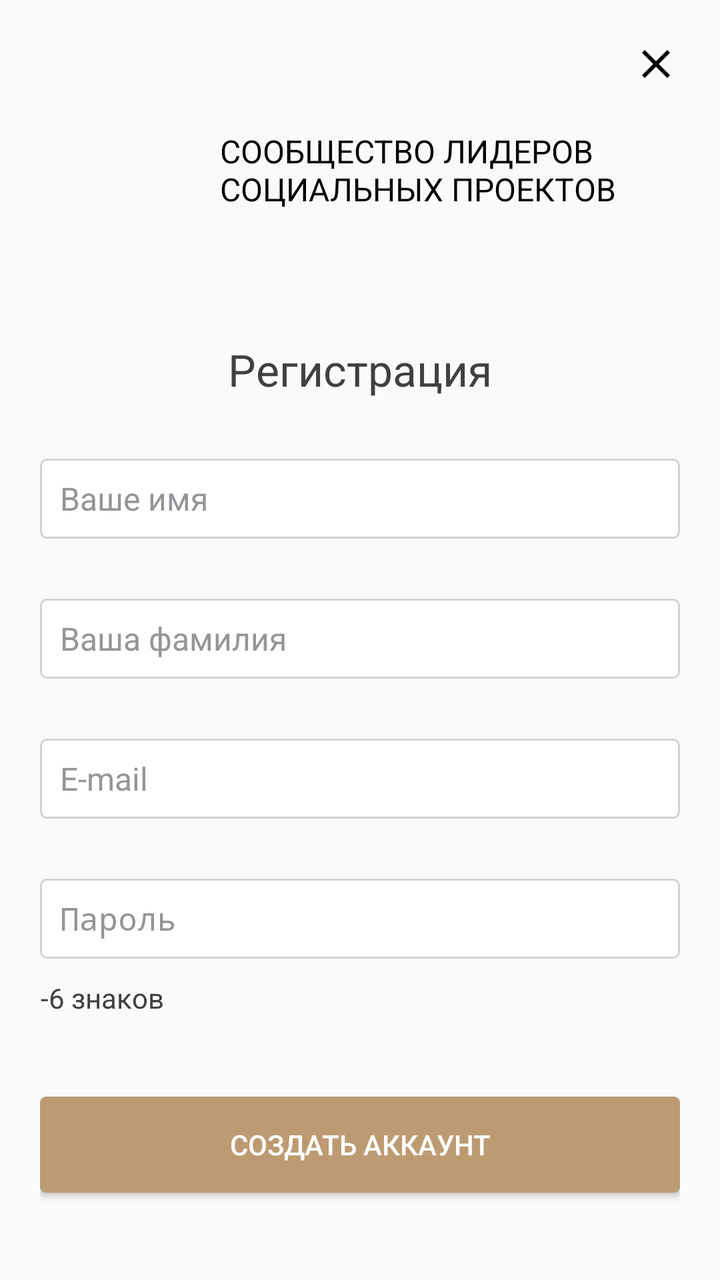
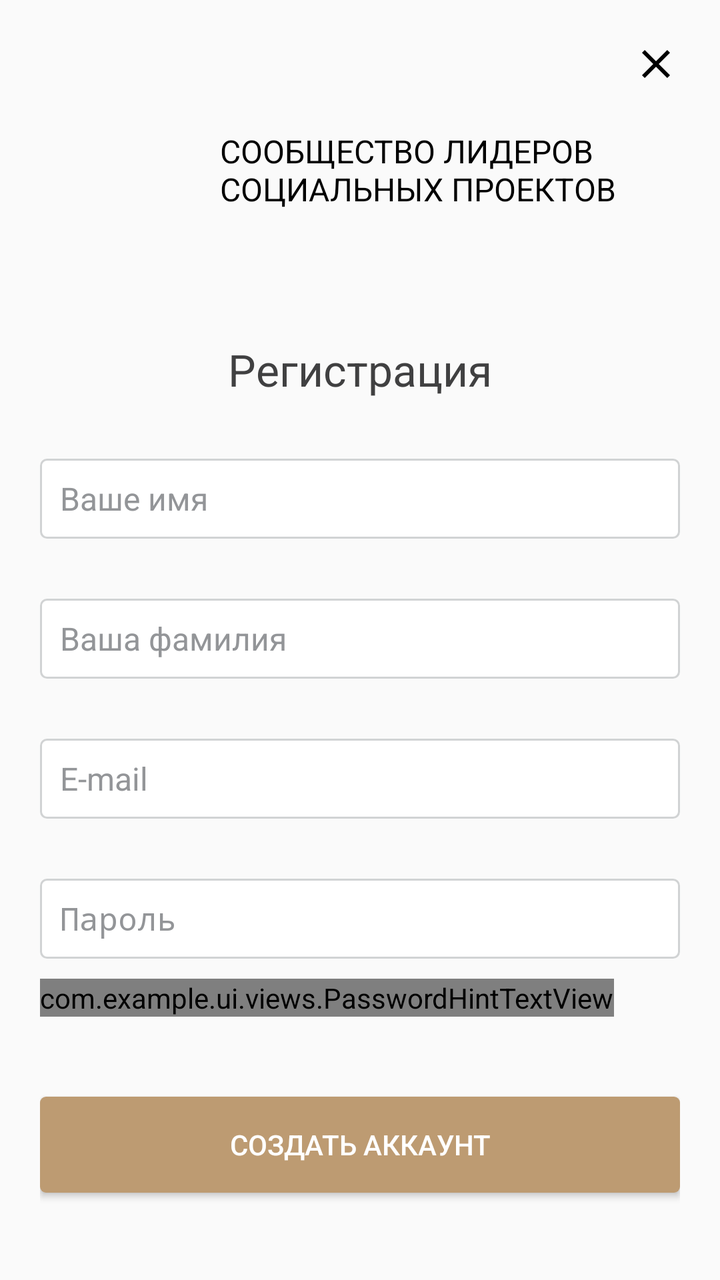

Screens rendered from an Android XML layout before and after an edit, with the pre-edit source and the edit as a unified diff.
<!-- AndroidManifest.xml: application theme AppTheme -->
<!-- res/layout/fragment_register.xml -->
<?xml version="1.0" encoding="utf-8"?>
<androidx.core.widget.NestedScrollView xmlns:android="http://schemas.android.com/apk/res/android"
    xmlns:tools="http://schemas.android.com/tools"
    android:layout_width="match_parent"
    android:layout_height="match_parent">

    <RelativeLayout
        android:layout_width="match_parent"
        android:layout_height="match_parent"
        android:background="@color/main_background"
        android:paddingStart="20dp"
        android:paddingEnd="20dp">

        <LinearLayout
            android:layout_width="match_parent"
            android:layout_height="wrap_content"
            android:orientation="vertical">

            <include layout="@layout/auth_logo" />

            <TextView
                style="@style/TextTitle"
                android:layout_width="wrap_content"
                android:layout_height="wrap_content"
                android:layout_gravity="center"
                android:layout_marginTop="60dp"
                android:text="@string/auth_register_btn" />

            <EditText
                android:id="@+id/etName"
                style="@style/Auth.EditText"
                android:layout_marginTop="30dp"
                android:hint="@string/auth_hint_name"
                android:importantForAutofill="no"
                android:inputType="textCapWords"
                tools:ignore="UnusedAttribute" />

            <EditText
                android:id="@+id/etLastName"
                style="@style/Auth.EditText"
                android:layout_marginTop="30dp"
                android:hint="@string/auth_hint_last_name"
                android:importantForAutofill="no"
                android:inputType="textCapWords"
                tools:ignore="UnusedAttribute" />

            <EditText
                android:id="@+id/etEmail"
                style="@style/Auth.EditText"
                android:layout_marginTop="30dp"
                android:hint="@string/email"
                android:importantForAutofill="no"
                android:inputType="textEmailAddress"
                tools:ignore="UnusedAttribute" />

            <EditText
                android:id="@+id/etPassword"
                style="@style/Auth.EditText"
                android:layout_marginTop="30dp"
                android:hint="@string/auth_hint_password"
                android:importantForAutofill="no"
                android:inputType="textPassword"
                tools:ignore="UnusedAttribute" />

            <TextView
                android:id="@+id/tvPasswordStrong1"
                fontPath="fonts/OpenSans-Light.ttf"
                android:layout_width="wrap_content"
                android:layout_height="wrap_content"
                android:layout_marginTop="10dp"
                android:gravity="end"
                android:text="@string/auth_hint_password_strong_1"
                tools:ignore="MissingPrefix" />




            <Button
                android:id="@+id/btnRegister"
                android:layout_width="match_parent"
                android:layout_height="wrap_content"
                android:layout_marginTop="40dp"
                android:layout_marginBottom="10dp"
                android:background="@drawable/background_btn_auth"
                android:text="@string/auth_create_account"
                android:textColor="@android:color/white" />

        </LinearLayout>

        <ImageView
            android:id="@+id/ivClose"
            android:layout_width="wrap_content"
            android:layout_height="wrap_content"
            android:layout_alignParentEnd="true"
            android:layout_marginTop="20dp"
            android:src="@drawable/ic_close_black_24dp" />

    </RelativeLayout>
</androidx.core.widget.NestedScrollView>
<!-- res/layout/auth_logo.xml (included above) -->
<?xml version="1.0" encoding="utf-8"?>
<LinearLayout xmlns:android="http://schemas.android.com/apk/res/android"
    android:layout_width="wrap_content"
    android:layout_height="wrap_content"
    android:layout_gravity="center"
    android:layout_marginTop="60dp"
    android:paddingStart="25dp"
    android:paddingEnd="25dp">

    <ImageView
        android:layout_width="50dp"
        android:layout_height="50dp"
        android:src="@mipmap/ic_launcher" />

    <TextView
        android:layout_width="wrap_content"
        android:layout_height="wrap_content"
        android:layout_gravity="center"
        fontPath="fonts/OpenSans-Light.ttf"
        android:layout_marginStart="15dp"
        android:text="@string/auth_title_login"
        android:textAllCaps="true"
        android:textColor="@android:color/black"
        android:textSize="16sp" />
</LinearLayout>
<!-- resources referenced by this layout -->
<resources>
  <color name="main_background">#fafafa</color>
  <!-- drawable background_btn_auth (drawable) -->
  <?xml version="1.0" encoding="utf-8"?>
  <shape xmlns:android="http://schemas.android.com/apk/res/android">
      <corners android:radius="3dp" />
      <solid android:color="@color/auth_email_color" />
  </shape>
  <!-- drawable ic_close_black_24dp (drawable) -->
  <vector xmlns:android="http://schemas.android.com/apk/res/android"
          android:width="24dp"
          android:height="24dp"
          android:viewportWidth="24.0"
          android:viewportHeight="24.0">
      <path
          android:fillColor="#FF000000"
          android:pathData="M19,6.41L17.59,5 12,10.59 6.41,5 5,6.41 10.59,12 5,17.59 6.41,19 12,13.41 17.59,19 19,17.59 13.41,12z"/>
  </vector>
  <string name="auth_create_account">Создать аккаунт</string>
  <string name="auth_hint_last_name">Ваша фамилия</string>
  <string name="auth_hint_name">Ваше имя</string>
  <string name="auth_hint_password">Пароль</string>
  <string name="auth_hint_password_strong_1">-6 знаков</string>
  <string name="auth_register_btn">Регистрация</string>
  <string name="auth_title_login">Сообщество лидеров социальных проектов</string>
  <string name="email">E-mail</string>
  <style name="Auth.EditText" parent="Base.V7.Widget.AppCompat.EditText">
          <item name="android:paddingStart">10dp</item>
          <item name="android:paddingEnd">10dp</item>
          <item name="android:background">@drawable/background_edittext_login</item>
          <item name="android:layout_height">wrap_content</item>
          <item name="android:minHeight">40dp</item>
          <item name="android:textSize">16sp</item>
          <item name="android:textColorHint">@color/hint_gray</item>
          <item name="android:layout_width">match_parent</item>
          <item name="android:textCursorDrawable">@null</item>
      </style>
  <style name="TextTitle">
          <item name="android:textColor">@color/text_title</item>
          <item name="android:textSize">22sp</item>
      </style>
  <color name="auth_email_color">#bd9b72</color>
  <!-- drawable background_edittext_login (drawable) -->
  <?xml version="1.0" encoding="utf-8"?>
  <shape xmlns:android="http://schemas.android.com/apk/res/android">
      <stroke
          android:width="1dp"
          android:color="@color/disabled_color" />
      <corners android:radius="3dp" />
      <solid android:color="@android:color/white" />
  </shape>
  <color name="hint_gray">#939598</color>
  <color name="text_title">#404041</color>
  <color name="colorPrimary">#FAFAFA</color>
  <color name="colorPrimaryDark">#949494</color>
  <color name="colorAccent">#C49A6C</color>
  <!-- drawable divider (drawable) -->
  <?xml version="1.0" encoding="utf-8"?>
  <shape xmlns:android="http://schemas.android.com/apk/res/android"
      android:shape="rectangle">
  
      <size
          android:width="1dp"
          android:height="1dp" />
  
      <solid android:color="@color/colorDivider" />
  
  </shape>
  <color name="disabled_color">#d1d3d4</color>
  <color name="colorDivider">#EEEEEE</color>
  <!-- unchanged entries left out for length: 2 -->
</resources>

<!-- the commit's change to res/layout/fragment_register.xml (unified diff, before → after) -->
@@ -62,18 +62,16 @@
                 android:inputType="textPassword"
                 tools:ignore="UnusedAttribute" />
 
-            <TextView
-                android:id="@+id/tvPasswordStrong1"
+            <com.example.ui.views.PasswordHintTextView
+                android:id="@+id/tvPasswordHintLength"
                 fontPath="fonts/OpenSans-Light.ttf"
                 android:layout_width="wrap_content"
                 android:layout_height="wrap_content"
                 android:layout_marginTop="10dp"
                 android:gravity="end"
                 android:text="@string/auth_hint_password_strong_1"
+                android:textColor="@color/text_color_password_hint"
                 tools:ignore="MissingPrefix" />
-
-
-
 
             <Button
                 android:id="@+id/btnRegister"
@@ -81,9 +79,9 @@
                 android:layout_height="wrap_content"
                 android:layout_marginTop="40dp"
                 android:layout_marginBottom="10dp"
-                android:background="@drawable/background_btn_auth"
+                android:background="@drawable/background_action_button_selector"
                 android:text="@string/auth_create_account"
-                android:textColor="@android:color/white" />
+                android:textColor="@color/text_color_action_button" />
 
         </LinearLayout>
 
<!-- resource entries referenced after the edit -->
@@ -1,12 +1,24 @@
 <!-- resources referenced by this layout -->
 <resources>
   <color name="main_background">#fafafa</color>
-  <!-- drawable background_btn_auth (drawable) -->
+  <!-- drawable background_action_button_selector (drawable) -->
   <?xml version="1.0" encoding="utf-8"?>
-  <shape xmlns:android="http://schemas.android.com/apk/res/android">
-      <corners android:radius="3dp" />
-      <solid android:color="@color/auth_email_color" />
-  </shape>
+  <selector xmlns:android="http://schemas.android.com/apk/res/android">
+      <item android:state_enabled="false">
+          <shape>
+              <stroke
+                  android:width="1dp"
+                  android:color="@color/action_button_disabled_background_color" />
+              <corners android:radius="3dp" />
+          </shape>
+      </item>
+      <item>
+          <shape>
+              <corners android:radius="3dp" />
+              <solid android:color="@color/action_button_enabled_background_color" />
+          </shape>
+      </item>
+  </selector>
   <!-- drawable ic_close_black_24dp (drawable) -->
   <vector xmlns:android="http://schemas.android.com/apk/res/android"
           android:width="24dp"
@@ -40,7 +52,8 @@
           <item name="android:textColor">@color/text_title</item>
           <item name="android:textSize">22sp</item>
       </style>
-  <color name="auth_email_color">#bd9b72</color>
+  <color name="action_button_disabled_background_color">#d1d3d4</color>
+  <color name="action_button_enabled_background_color">#bd9b72</color>
   <!-- drawable background_edittext_login (drawable) -->
   <?xml version="1.0" encoding="utf-8"?>
   <shape xmlns:android="http://schemas.android.com/apk/res/android">
